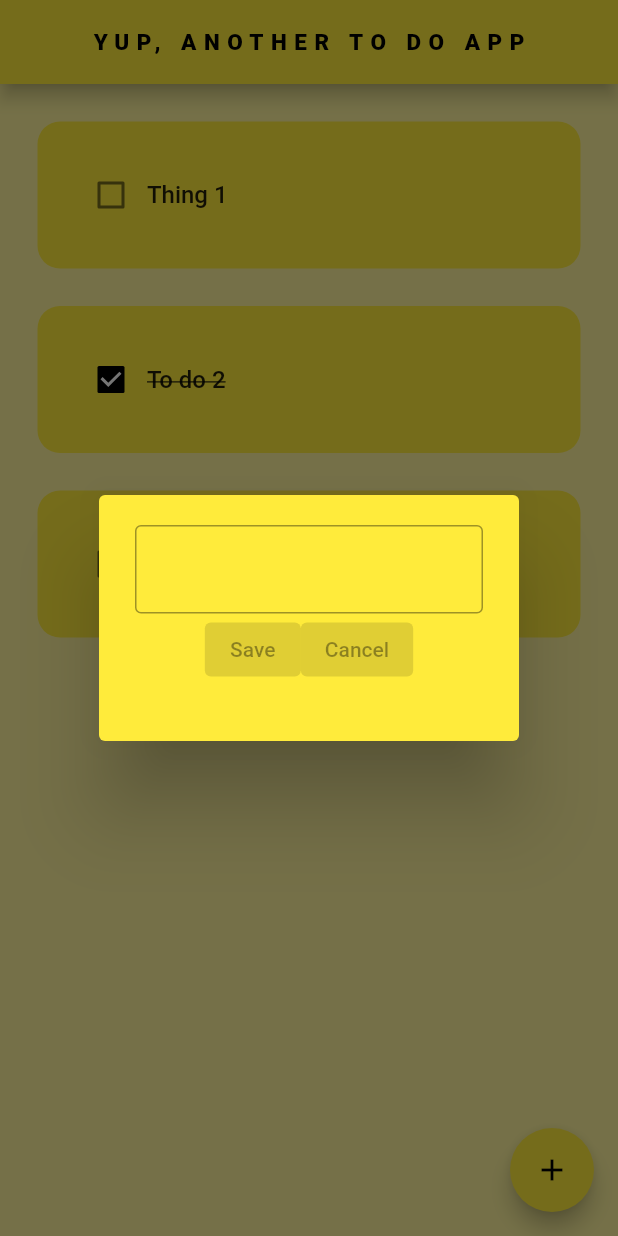
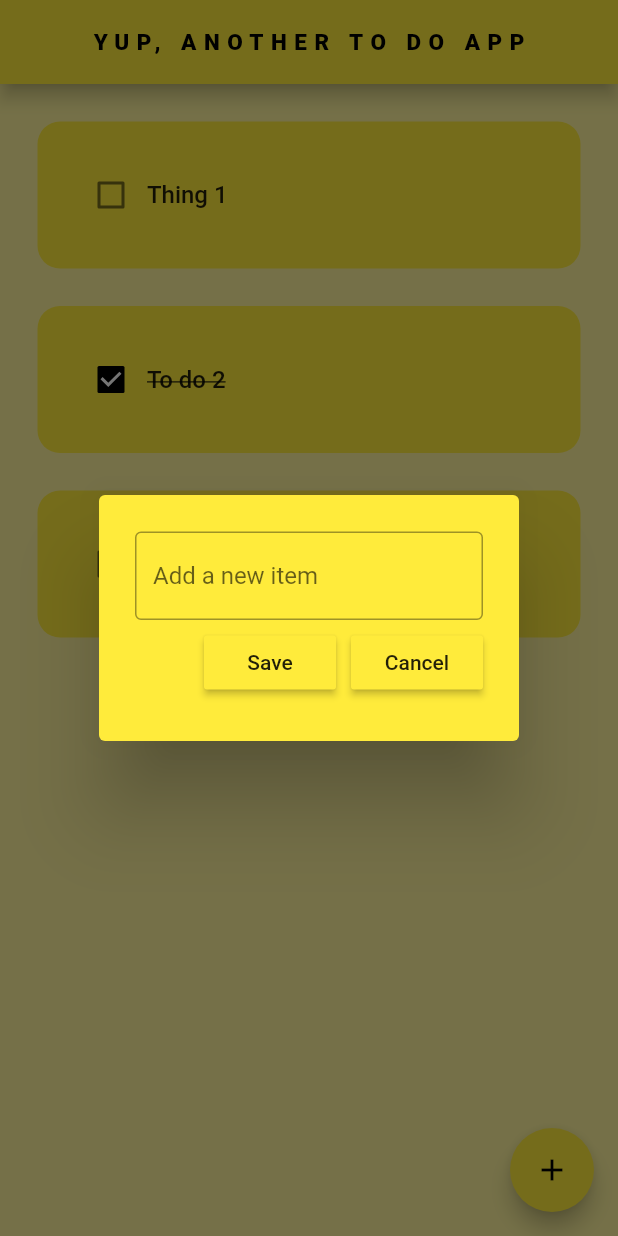
Before and after one commit to itsMike05/To-Do-Flutter, a Flutter app: the screen it shows after launch, after a tap on the "add" icon, on a phone screen of 412 x 824 dp. Run offline on Flutter 3.47's test engine with Material 2 defaults, Android fonts, the phone set to English and light mode, and no system bars.

Commit message:
Added a controller for the buttons

```diff
--- a/lib/pages/homepage.dart
+++ b/lib/pages/homepage.dart
@@ -10,6 +10,8 @@ class Homepage extends StatefulWidget {
 }
 
 class _HomepageState extends State<Homepage> {
+  final _controller = TextEditingController();
+
   // List of todo items (expandable in the future)
   List toDoList = [
     ["Thing 1", false],
@@ -30,7 +32,9 @@ class _HomepageState extends State<Homepage> {
     showDialog(
       context: context,
       builder: (BuildContext context) {
-        return NewItemDialog();
+        return NewItemDialog(
+          controller: _controller,
+        );
       },
     );
   }
--- /dev/null
+++ b/lib/util/item_button.dart
@@ -0,0 +1,17 @@
+import 'package:flutter/material.dart';
+
+class ItemButton extends StatelessWidget {
+  final String buttonText;
+  VoidCallback onPressed;
+
+  ItemButton({super.key, required this.buttonText, required this.onPressed});
+
+  @override
+  Widget build(BuildContext context) {
+    return MaterialButton(
+      onPressed: onPressed,
+      color: Theme.of(context).primaryColor,
+      child: Text(buttonText),
+    );
+  }
+}
--- a/lib/util/new_item_dialog.dart
+++ b/lib/util/new_item_dialog.dart
@@ -1,7 +1,9 @@
 import 'package:flutter/material.dart';
+import 'package:to_do/util/item_button.dart';
 
 class NewItemDialog extends StatelessWidget {
-  const NewItemDialog({super.key});
+  final controller;
+  const NewItemDialog({super.key, required this.controller});
 
   @override
   Widget build(BuildContext context) {
@@ -10,19 +12,23 @@ class NewItemDialog extends StatelessWidget {
       content: Container(
         height: 120,
         child: Column(
+          mainAxisAlignment: MainAxisAlignment.spaceEvenly,
           children: [
             // Get user input
             TextField(
-              decoration: InputDecoration(border: OutlineInputBorder()),
+              controller: controller,
+              decoration: InputDecoration(
+                  border: OutlineInputBorder(), hintText: "Add a new item"),
             ),
 
             // Save / Cancel buttons
 
             Row(
-              mainAxisAlignment: MainAxisAlignment.center,
+              mainAxisAlignment: MainAxisAlignment.end,
               children: [
-                ElevatedButton(onPressed: null, child: Text("Save")),
-                ElevatedButton(onPressed: null, child: Text("Cancel")),
+                ItemButton(buttonText: "Save", onPressed: () {}),
+                const SizedBox(width: 10),
+                ItemButton(buttonText: "Cancel", onPressed: () {})
               ],
             ),
           ],
```
